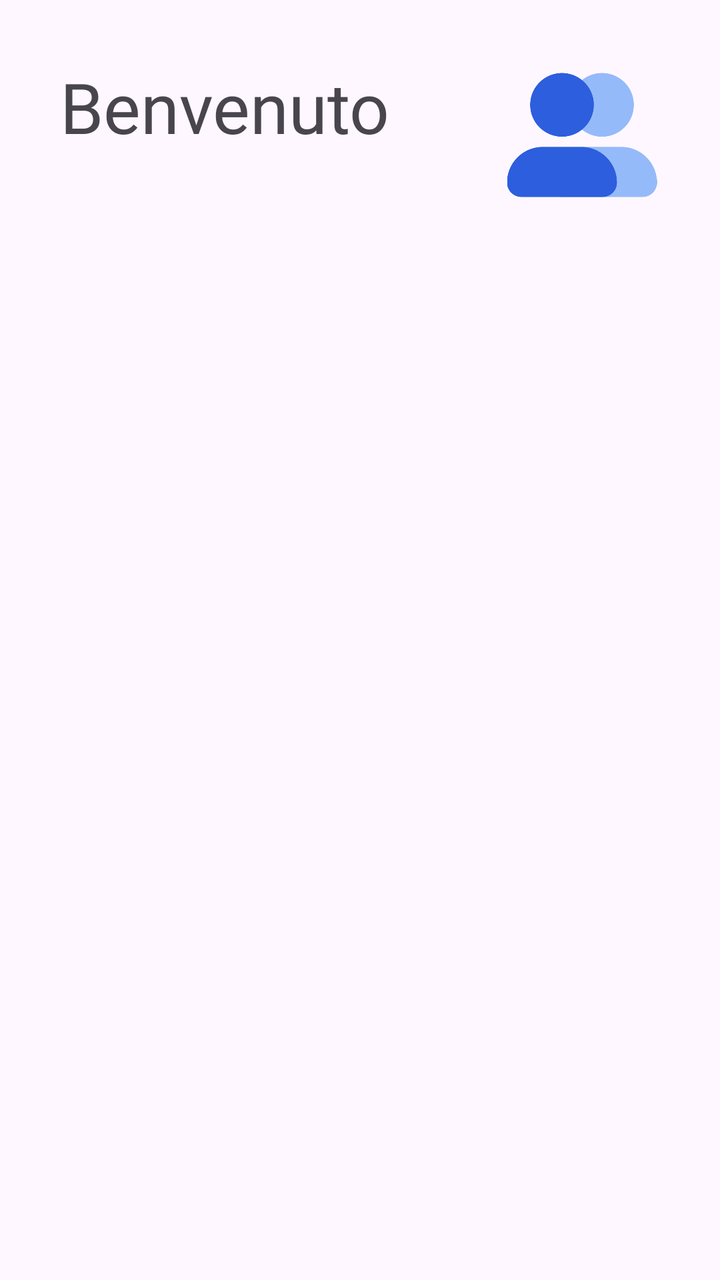
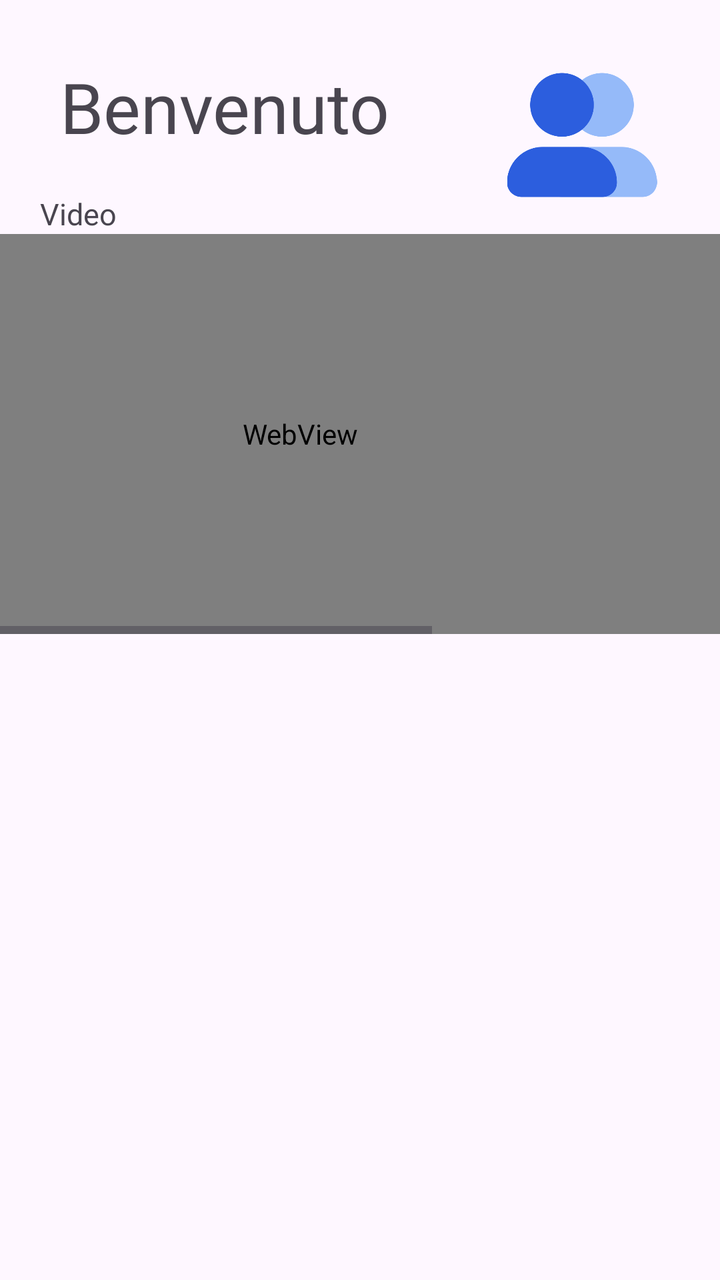

Two renders of the same Android screen: before a commit and after it. Below are the layout's source before the change and the commit's diff.
<!-- AndroidManifest.xml: application theme Theme.AsilApp -->
<!-- res/layout/fragment_home.xml -->
<?xml version="1.0" encoding="utf-8"?>
<androidx.constraintlayout.widget.ConstraintLayout xmlns:android="http://schemas.android.com/apk/res/android"
    xmlns:tools="http://schemas.android.com/tools"
    android:layout_width="match_parent"
    android:layout_height="match_parent"
    xmlns:app="http://schemas.android.com/apk/res-auto"
    tools:context=".view.home.HomeFragment">


    <TextView
        android:id="@+id/welcomeText"
        android:layout_width="wrap_content"
        android:layout_height="wrap_content"
        android:layout_marginLeft="30dp"
        android:layout_marginTop="30dp"
        android:fontFamily="@font/titillium_web_bold"
        android:text="@string/welcome"
        app:layout_constraintTop_toTopOf="parent"
        app:layout_constraintLeft_toLeftOf="parent"
        android:textSize="@dimen/title2FontSize" />


    <ImageView
        android:layout_width="78dp"
        android:layout_height="75dp"
        android:layout_marginRight="30dp"
        android:layout_marginTop="30dp"
        android:src="@drawable/users"
        app:layout_constraintRight_toRightOf="parent"
        app:layout_constraintTop_toTopOf="parent"
        tools:layout_editor_absoluteX="411dp" />



</androidx.constraintlayout.widget.ConstraintLayout>
<!-- resources referenced by this layout -->
<resources>
  <dimen name="title2FontSize">35dp</dimen>
  <!-- drawable users: png bitmap (drawable, 15416 bytes) -->
  <string name="welcome">Benvenuto</string>
  <style name="Theme.AsilApp" parent="Base.Theme.AsilApp" />
  <style name="Base.Theme.AsilApp" parent="Theme.Material3.DayNight.NoActionBar">
  
      </style>
</resources>

<!-- the commit's change to res/layout/fragment_home.xml (unified diff, before → after) -->
@@ -1,35 +1,87 @@
 <?xml version="1.0" encoding="utf-8"?>
-<androidx.constraintlayout.widget.ConstraintLayout xmlns:android="http://schemas.android.com/apk/res/android"
+<ScrollView xmlns:app="http://schemas.android.com/apk/res-auto"
     xmlns:tools="http://schemas.android.com/tools"
     android:layout_width="match_parent"
     android:layout_height="match_parent"
-    xmlns:app="http://schemas.android.com/apk/res-auto"
-    tools:context=".view.home.HomeFragment">
+    xmlns:android="http://schemas.android.com/apk/res/android">
+    <androidx.constraintlayout.widget.ConstraintLayout xmlns:android="http://schemas.android.com/apk/res/android"
+        xmlns:tools="http://schemas.android.com/tools"
+        android:layout_width="match_parent"
+        android:layout_height="match_parent"
+        xmlns:app="http://schemas.android.com/apk/res-auto"
+        tools:context=".view.home.HomeFragment">
 
 
-    <TextView
-        android:id="@+id/welcomeText"
-        android:layout_width="wrap_content"
-        android:layout_height="wrap_content"
-        android:layout_marginLeft="30dp"
-        android:layout_marginTop="30dp"
-        android:fontFamily="@font/titillium_web_bold"
-        android:text="@string/welcome"
-        app:layout_constraintTop_toTopOf="parent"
-        app:layout_constraintLeft_toLeftOf="parent"
-        android:textSize="@dimen/title2FontSize" />
+        <TextView
+            android:id="@+id/welcomeText"
+            android:layout_width="wrap_content"
+            android:layout_height="wrap_content"
+            android:layout_marginLeft="30dp"
+            android:layout_marginTop="30dp"
+            android:fontFamily="@font/titillium_web_bold"
+            android:text="@string/welcome"
+            app:layout_constraintTop_toTopOf="parent"
+            app:layout_constraintLeft_toLeftOf="parent"
+            android:textSize="@dimen/title2FontSize" />
 
 
-    <ImageView
-        android:layout_width="78dp"
-        android:layout_height="75dp"
-        android:layout_marginRight="30dp"
-        android:layout_marginTop="30dp"
-        android:src="@drawable/users"
-        app:layout_constraintRight_toRightOf="parent"
-        app:layout_constraintTop_toTopOf="parent"
-        tools:layout_editor_absoluteX="411dp" />
+        <ImageView
+            android:layout_width="78dp"
+            android:layout_height="75dp"
+            android:layout_marginRight="30dp"
+            android:layout_marginTop="30dp"
+            android:src="@drawable/users"
+            app:layout_constraintRight_toRightOf="parent"
+            app:layout_constraintTop_toTopOf="parent"
+            tools:layout_editor_absoluteX="411dp" />
+
+
+        <TextView
+            android:id="@+id/textVideoSection"
+            android:layout_width="wrap_content"
+            android:layout_height="wrap_content"
+            android:layout_margin="20dp"
+            android:textSize="@dimen/title3FontSize"
+            android:layout_marginLeft="30dp"
+            android:layout_marginTop="@dimen/marginTopFragmentHome"
+            android:fontFamily="@font/titillium_web_bold"
+            android:text="Video"
+            app:layout_constraintLeft_toLeftOf="parent"
+            app:layout_constraintTop_toBottomOf="@id/welcomeText" />
+
+
+        <HorizontalScrollView xmlns:android="http://schemas.android.com/apk/res/android"
+            android:id="@+id/scrollBarVideo"
+            android:layout_width="match_parent"
+            android:fadeScrollbars="false"
+            android:layout_height="200dp"
+            android:scrollbars="horizontal"
+            android:layout_marginTop="0dp"
+            app:layout_constraintTop_toBottomOf="@+id/textVideoSection">
+
+            <LinearLayout
+                android:id="@+id/xml_full_img_linear_below_view"
+                android:layout_width="match_parent"
+                android:layout_height="match_parent"
+                android:orientation="horizontal">
+
+
+            <WebView
+                android:id="@+id/firstVideoView"
+                android:layout_width="300dp"
+                android:layout_height="match_parent" />
+
+                <WebView
+                    android:id="@+id/secondVideoView"
+                    android:layout_width="300dp"
+                    android:layout_height="match_parent" />
+
+            </LinearLayout>
 
 
 
-</androidx.constraintlayout.widget.ConstraintLayout>
+        </HorizontalScrollView>
+
+
+    </androidx.constraintlayout.widget.ConstraintLayout>
+</ScrollView>
<!-- resource entries referenced after the edit -->
@@ -1,6 +1,8 @@
 <!-- resources referenced by this layout -->
 <resources>
+  <dimen name="marginTopFragmentHome">40dp</dimen>
   <dimen name="title2FontSize">35dp</dimen>
+  <dimen name="title3FontSize">15dp</dimen>
   <!-- drawable users: png bitmap (drawable, 15416 bytes) -->
   <string name="welcome">Benvenuto</string>
   <style name="Theme.AsilApp" parent="Base.Theme.AsilApp" />
